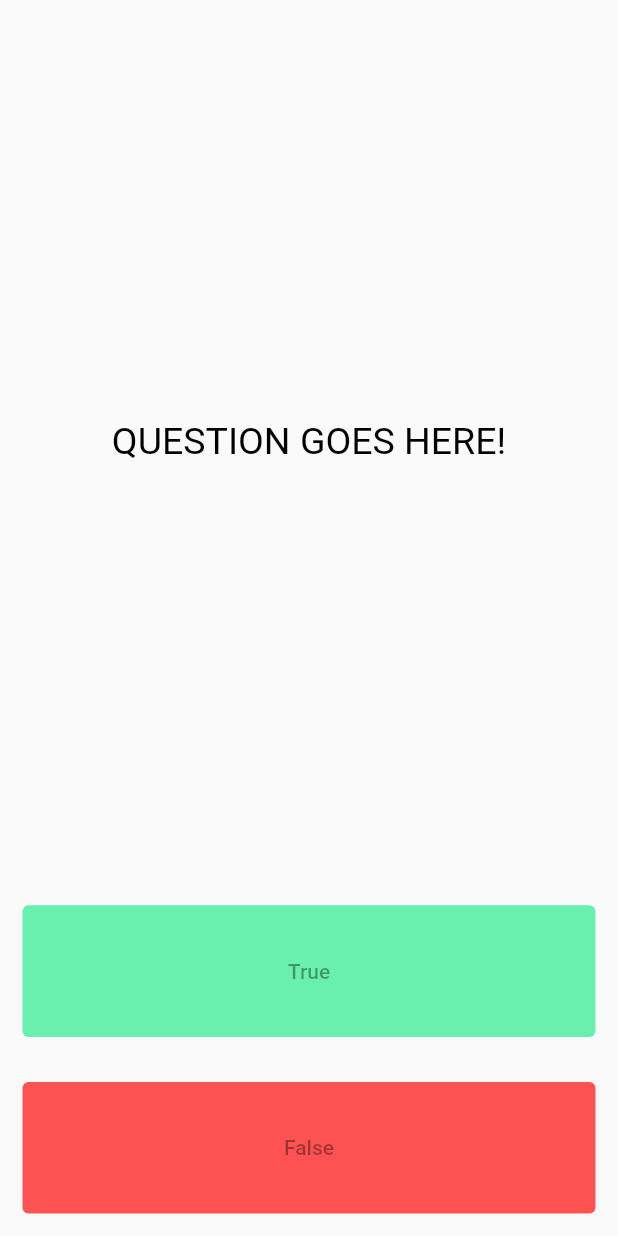
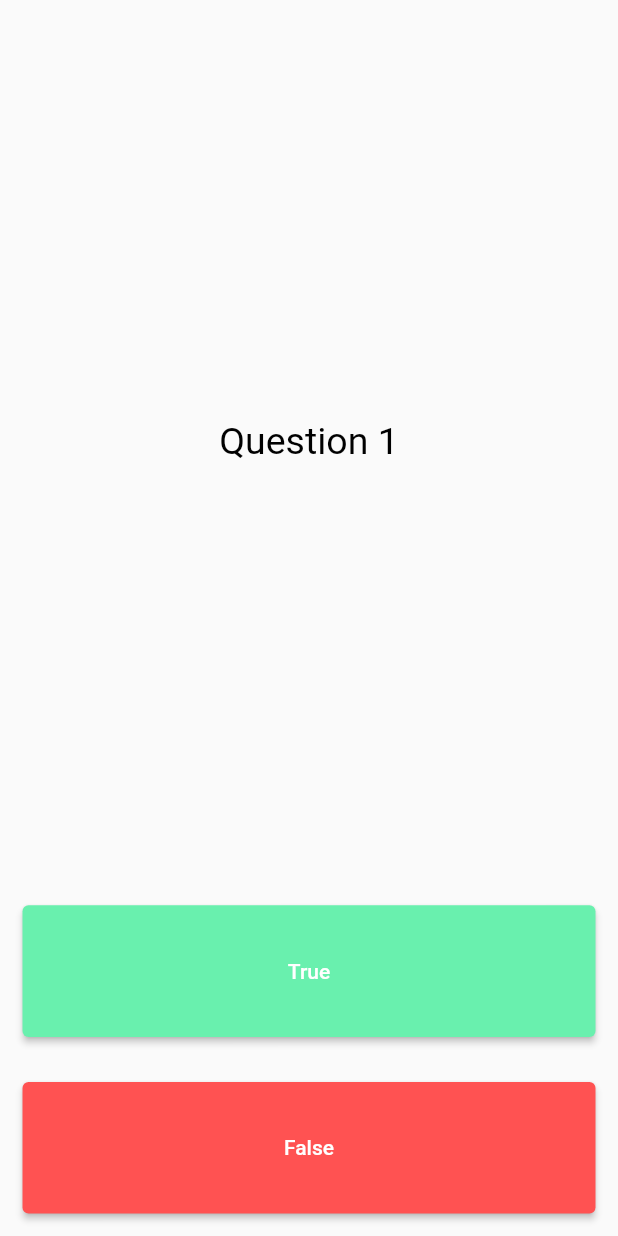
Before and after one commit to TaufeeqNoamaan/Quizzler, a Flutter app: the screen it shows after launch, on a phone screen of 412 x 824 dp. Run offline on Flutter 3.47's test engine with Material 2 defaults, Android fonts, the phone set to English and light mode, and no system bars.

Commit message:
app working

```diff
--- a/quizzler/lib/screens/home_page.dart
+++ b/quizzler/lib/screens/home_page.dart
@@ -1,8 +1,40 @@
 import 'package:flutter/material.dart';
 
-class HomePage extends StatelessWidget {
+class HomePage extends StatefulWidget {
   const HomePage({super.key});
 
+  @override
+  State<HomePage> createState() => _HomePageState();
+}
+
+class _HomePageState extends State<HomePage> {
+  List<Widget> scoreKeeper = [];
+  List<String> questions = [
+    'Question 1',
+    'Question 2',
+    'Question 3',
+    'Question 4',
+    'Question 5',
+    'Question 6',
+    'Question 7',
+    'Question 8',
+    'Question 9',
+    'Question 10'
+  ];
+  List<bool> ans = [
+    false,
+    true,
+    true,
+    false,
+    true,
+    true,
+    false,
+    false,
+    false,
+    true
+  ];
+
+  int q = 0;
   @override
   Widget build(BuildContext context) {
     return SafeArea(
@@ -11,13 +43,13 @@ class HomePage extends StatelessWidget {
           mainAxisAlignment: MainAxisAlignment.spaceBetween,
           crossAxisAlignment: CrossAxisAlignment.stretch,
           children: [
-            const Expanded(
+            Expanded(
               flex: 5,
               child: Padding(
                 padding: EdgeInsets.all(10),
                 child: Center(
                   child: Text(
-                    'QUESTION GOES HERE!',
+                    questions[q],
                     textAlign: TextAlign.center,
                     style: TextStyle(fontSize: 25, color: Colors.black),
                   ),
@@ -28,7 +60,25 @@ class HomePage extends StatelessWidget {
               child: Padding(
                 padding: EdgeInsets.all(15),
                 child: ElevatedButton(
-                  onPressed: null,
+                  onPressed: () {
+                    bool correctAns = true;
+                    setState(() {
+                      if (correctAns == ans[q]) {
+                        scoreKeeper.add(Icon(
+                          Icons.check,
+                          color: Colors.green,
+                        ));
+
+                      }
+                      else {
+                        scoreKeeper.add(const Icon(
+                          Icons.close,
+                          color: Colors.red,
+                        ));
+                      }
+                      q = q + 1;
+                    });
+                  },
                   child: const Text('True'),
                   style: ButtonStyle(
                       backgroundColor:
@@ -40,7 +90,24 @@ class HomePage extends StatelessWidget {
               child: Padding(
                 padding: EdgeInsets.all(15),
                 child: ElevatedButton(
-                  onPressed: null,
+                  onPressed: () {
+                    bool correctAns = false;
+                    setState(() {
+                      if (correctAns == ans[q]) {
+                        scoreKeeper.add(const Icon(
+                          Icons.check,
+                          color: Colors.green,
+                        ));
+                      }
+                      else {
+                        scoreKeeper.add(const Icon(
+                          Icons.close,
+                          color: Colors.red,
+                        ));
+                      }
+                      q = q + 1;
+                    });
+                  },
                   child: const Text('False'),
                   style: ButtonStyle(
                       backgroundColor:
@@ -48,6 +115,9 @@ class HomePage extends StatelessWidget {
                 ),
               ),
             ),
+            Row(
+              children: scoreKeeper,
+            )
           ],
         ),
       ),
```
